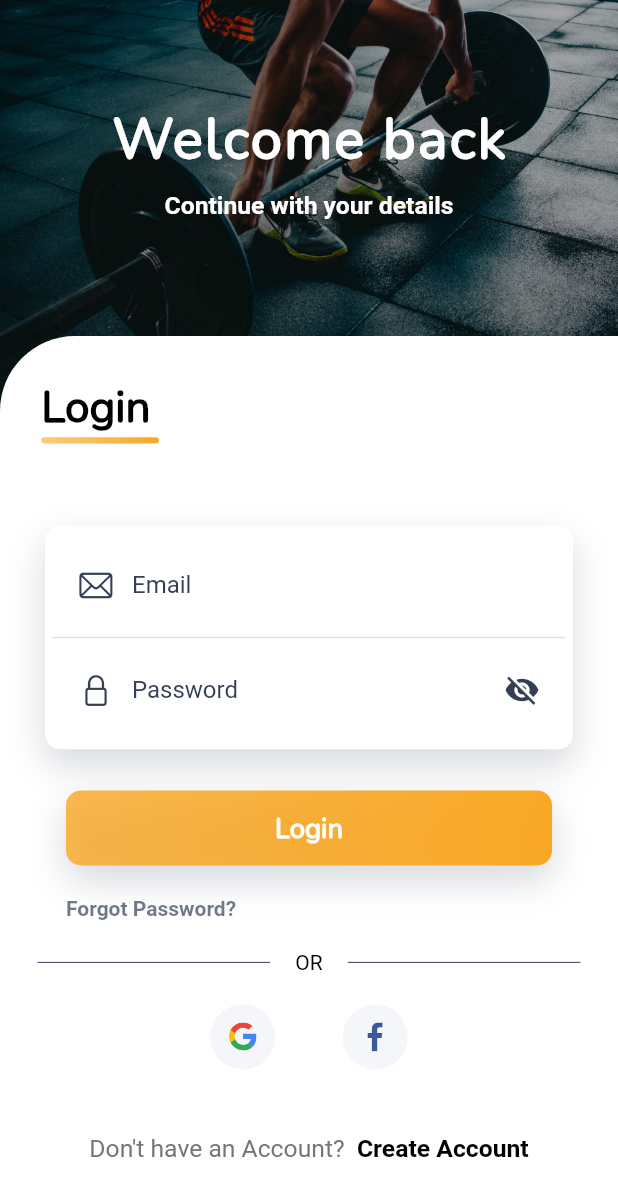
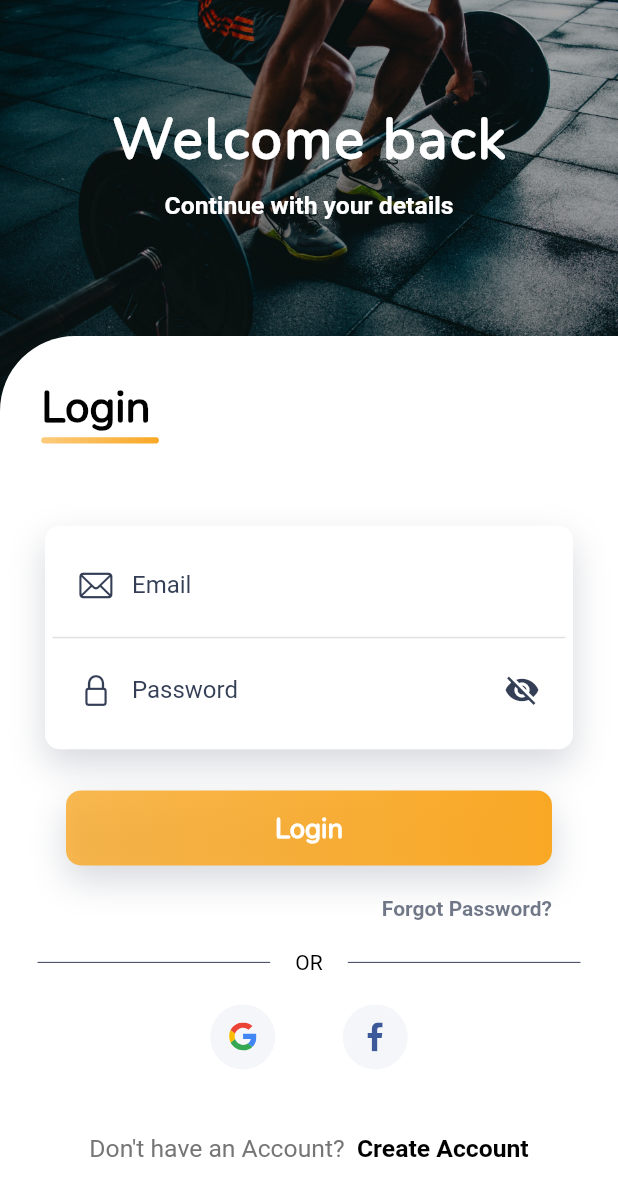
Before and after one commit to AdityaKuchhal/Welcome-Login-Screen, a Flutter app: the screen it shows after launch, after a tap on "Login", on a phone screen of 412 x 824 dp. Shown: the top 1196 px of the screen. Run offline on Flutter 3.47's test engine with Material 2 defaults, Android fonts, the phone set to English and light mode, and no system bars; our stand-ins replace community_material_icon, flutter_svg; Roboto replaces fonts that are missing (Montserrat).

Commit message:
A small change

```diff
--- a/lib/login_screen.dart
+++ b/lib/login_screen.dart
@@ -1,7 +1,6 @@
 import 'package:flutter/cupertino.dart';
 import 'package:flutter/material.dart';
 import 'package:loginscreen/social_card.dart';
-
 import 'constants.dart';
 import 'signup_screen.dart';
 
@@ -328,13 +327,18 @@ Widget loginForm(double screenHeight, BuildContext context) {
             padding: const EdgeInsets.symmetric(horizontal: 14),
             child: InkWell(
               onTap: () {},
-              child: const Text(
+              child: Row(
+                mainAxisAlignment: MainAxisAlignment.end,
+                children: const [
+                  Text(
                     'Forgot Password?',
                     style: TextStyle(
                       color: Color.fromRGBO(52, 63, 86, .7),
                       fontFamily: 'Montserrat',
                       fontWeight: FontWeight.bold,
                     ),
+                  ),
+                ],
               ),
             ),
           )
```
Lines whose indentation alone changed are shown as unchanged.
